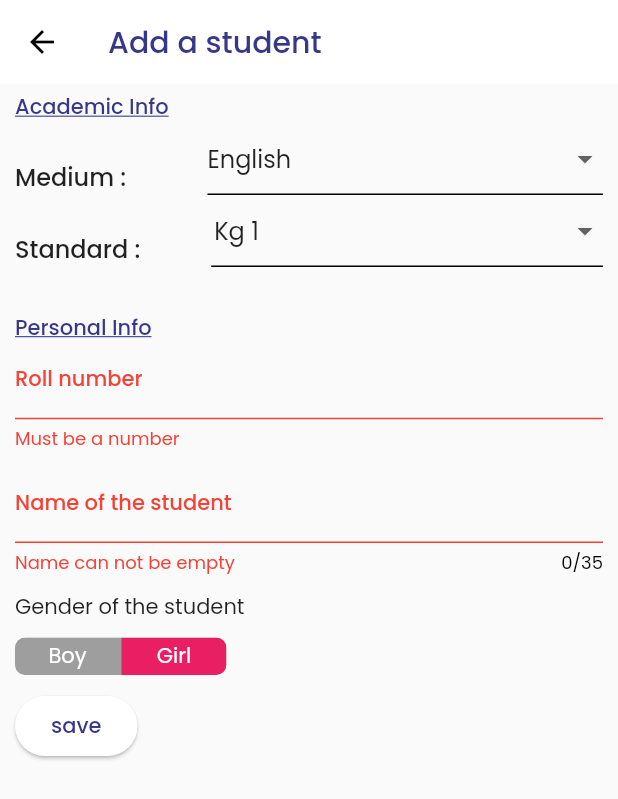
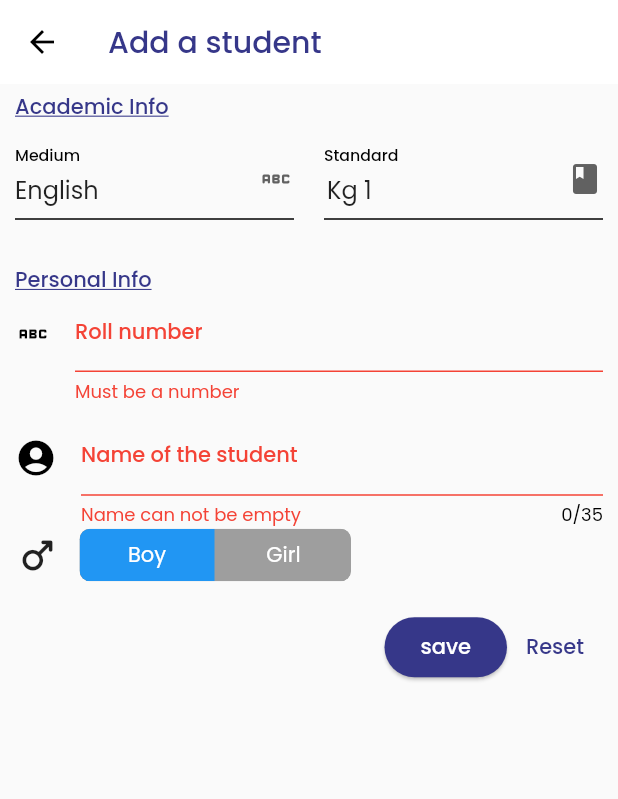
Before and after one commit to HarshMakwana27/blue_saffron_school_app, a Flutter app: the AddStudent screen opened directly, after a tap on "save", on a phone screen of 412 x 824 dp. Shown: the top 799 px of the screen. Run offline on Flutter 3.47's test engine with Material 2 defaults, Android fonts, the phone set to English and light mode, and no system bars; drawn by our look-alikes of toggle_switch; our stand-ins replace google_fonts, transparent_image; missing offline and left inert: dart:ffi.

Commit message:
completed add student form

```diff
--- a/lib/drawer/widgets/drawer_tile.dart
+++ b/lib/drawer/widgets/drawer_tile.dart
@@ -1,6 +1,4 @@
 import 'package:flutter/material.dart';
-import 'package:flutter/widgets.dart';
-import 'package:school/screens/gallary_screen.dart';
 
 class DrawerTile extends StatelessWidget {
   const DrawerTile(this.title, this.icon, this.widget, {super.key});
--- a/lib/screens/add_student.dart
+++ b/lib/screens/add_student.dart
@@ -1,10 +1,9 @@
 import 'package:flutter/material.dart';
 import 'package:school/model/student.dart';
 import 'package:http/http.dart' as http;
-import 'package:school/screens/home_screen.dart';
+import 'package:school/screens/students_list.dart';
 import 'package:school/widgets/student_tile.dart';
 import 'dart:convert';
-
 import 'package:toggle_switch/toggle_switch.dart';
 
 class AddStudent extends StatefulWidget {
@@ -24,85 +23,14 @@ class _AddStudentState extends State<AddStudent> {
 
   bool isLoading = false;
 
-  void saveInfo() async {
-    if (formKey.currentState!.validate()) {
-      formKey.currentState!.save();
-      isLoading = true;
-
-      final url = Uri.https('bluesaffron-d1ba1-default-rtdb.firebaseio.com',
-          'students-list.json');
-
-      final response = await http.post(
-        url,
-        headers: {'Content-type': 'application/json'},
-        body: jsonEncode({
-          'rollNo': rollNo,
-          'name': name,
-          'gender': gender.toString(),
-          'medium': medium.toString(),
-          'standard': standard.toString(),
-        }),
-      );
-      print(response.statusCode);
-
-      if (!context.mounted) {
-        return;
-      }
-
-      if (response.statusCode >= 400) {
-        // ignore: use_build_context_synchronously
+  void isSuccessFun() {
     showDialog(
       context: context,
       barrierLabel: 'okay',
       builder: (context) => Dialog(
-            shape:
-                RoundedRectangleBorder(borderRadius: BorderRadius.circular(10)),
+        shape: RoundedRectangleBorder(borderRadius: BorderRadius.circular(10)),
         child: Padding(
-              padding: const EdgeInsets.only(bottom: 18, left: 10, right: 10),
-              child: Column(
-                mainAxisSize: MainAxisSize.min,
-                mainAxisAlignment: MainAxisAlignment.start,
-                children: [
-                  Row(
-                    mainAxisAlignment: MainAxisAlignment.end,
-                    children: [
-                      IconButton(
-                        icon: const Icon(Icons.close),
-                        onPressed: () {
-                          Navigator.of(context).pop();
-                        },
-                      ),
-                    ],
-                  ),
-                  const Icon(
-                    Icons.close,
-                    color: Colors.red,
-                    size: 70,
-                  ),
-                  Text("Failed",
-                      style: Theme.of(context)
-                          .textTheme
-                          .headlineSmall!
-                          .copyWith(color: Colors.red)),
-                  const SizedBox(
-                    height: 10,
-                  ),
-                  const Text("'Try again later'"),
-                ],
-              ),
-            ),
-          ),
-        );
-      } else {
-        // ignore: use_build_context_synchronously
-        showDialog(
-          context: context,
-          barrierLabel: 'okay',
-          builder: (context) => Dialog(
-            shape:
-                RoundedRectangleBorder(borderRadius: BorderRadius.circular(10)),
-            child: Padding(
-              padding: const EdgeInsets.only(bottom: 18, left: 10, right: 10),
+          padding: const EdgeInsets.only(bottom: 25, left: 10, right: 10),
           child: Column(
             mainAxisSize: MainAxisSize.min,
             mainAxisAlignment: MainAxisAlignment.start,
@@ -133,11 +61,109 @@ class _AddStudentState extends State<AddStudent> {
                 height: 10,
               ),
               const Text("'Student added to the list'"),
+              const SizedBox(
+                height: 10,
+              ),
+              ElevatedButton(
+                onPressed: () {
+                  Navigator.of(context).pop();
+                },
+                child: const Text("Add more Students"),
+              ),
             ],
           ),
         ),
       ),
     );
+  }
+
+  void isNotSuccessFun() {
+    showDialog(
+      context: context,
+      barrierLabel: 'okay',
+      builder: (context) => Dialog(
+        shape: RoundedRectangleBorder(borderRadius: BorderRadius.circular(10)),
+        child: Padding(
+          padding: const EdgeInsets.only(bottom: 25, left: 10, right: 10),
+          child: Column(
+            mainAxisSize: MainAxisSize.min,
+            mainAxisAlignment: MainAxisAlignment.start,
+            children: [
+              Row(
+                mainAxisAlignment: MainAxisAlignment.end,
+                children: [
+                  IconButton(
+                    icon: const Icon(Icons.close),
+                    onPressed: () {
+                      Navigator.of(context).pop();
+                    },
+                  ),
+                ],
+              ),
+              const Icon(
+                Icons.close,
+                color: Colors.red,
+                size: 70,
+              ),
+              Text("Failed",
+                  style: Theme.of(context)
+                      .textTheme
+                      .headlineSmall!
+                      .copyWith(color: Colors.red)),
+              const SizedBox(
+                height: 10,
+              ),
+              const Text("Fail to add student"),
+              const SizedBox(
+                height: 10,
+              ),
+              ElevatedButton(
+                onPressed: () {
+                  Navigator.of(context).pop();
+                },
+                child: const Text("Try Again"),
+              ),
+            ],
+          ),
+        ),
+      ),
+    );
+  }
+
+  void saveInfo() async {
+    if (formKey.currentState!.validate()) {
+      formKey.currentState!.save();
+      setState(() {
+        isLoading = true;
+      });
+
+      final url = Uri.https('bluesaffron-d1ba1-default-rtdb.firebaseio.com',
+          'students-list.json');
+
+      final response = await http.post(
+        url,
+        headers: {'Content-type': 'application/json'},
+        body: jsonEncode(
+          {
+            'rollNo': rollNo,
+            'name': name,
+            'gender': gender.toString(),
+            'medium': medium.toString(),
+            'standard': standard.toString(),
+          },
+        ),
+      );
+
+      if (response.statusCode >= 400) {
+        setState(() {
+          isLoading = false;
+        });
+        isNotSuccessFun();
+      } else {
+        setState(() {
+          isLoading = false;
+        });
+        isSuccessFun();
       }
     }
   }
@@ -154,11 +180,16 @@ class _AddStudentState extends State<AddStudent> {
               .copyWith(color: Theme.of(context).colorScheme.primary),
         ),
       ),
-      body: SingleChildScrollView(
+      body: isLoading
+          ? const Center(
+              child: CircularProgressIndicator(),
+            )
+          : SingleChildScrollView(
               child: Form(
                 key: formKey,
                 child: Padding(
-            padding: const EdgeInsets.symmetric(horizontal: 10, vertical: 5),
+                  padding:
+                      const EdgeInsets.symmetric(horizontal: 10, vertical: 5),
                   child: Column(
                     crossAxisAlignment: CrossAxisAlignment.start,
                     children: [
@@ -173,23 +204,15 @@ class _AddStudentState extends State<AddStudent> {
                               decoration: TextDecoration.underline,
                             ),
                       ),
+                      const SizedBox(
+                        height: 10,
+                      ),
                       Row(
                         crossAxisAlignment: CrossAxisAlignment.end,
                         children: [
-                    Text(
-                      'Medium : ',
-                      style: Theme.of(context)
-                          .textTheme
-                          .titleMedium!
-                          .copyWith(fontWeight: FontWeight.w500),
-                    ),
-                    const SizedBox(
-                      width: 50,
-                    ),
                           Expanded(
                             child: DropdownButtonFormField<Medium>(
                               value: medium,
-                          isDense: true,
                               items: [
                                 DropdownMenuItem(
                                   value: Medium.english,
@@ -197,29 +220,22 @@ class _AddStudentState extends State<AddStudent> {
                                 ),
                                 DropdownMenuItem(
                                   value: Medium.gujarati,
-                              child: Text(Medium.gujarati.name.capitalize()),
+                                  child:
+                                      Text(Medium.gujarati.name.capitalize()),
                                 )
                               ],
                               onChanged: (value) {
                                 setState(() {
                                   medium = value!;
                                 });
-                          }),
+                              },
+                              decoration:
+                                  const InputDecoration(label: Text('Medium')),
+                              icon: const Icon(Icons.abc_rounded),
                             ),
-                  ],
-                ),
-                Row(
-                  crossAxisAlignment: CrossAxisAlignment.end,
-                  children: [
-                    Text(
-                      'Standard : ',
-                      style: Theme.of(context)
-                          .textTheme
-                          .titleMedium!
-                          .copyWith(fontWeight: FontWeight.w500),
                           ),
                           const SizedBox(
-                      width: 43,
+                            width: 20,
                           ),
                           Expanded(
                             child: DropdownButtonFormField<Standard>(
@@ -240,7 +256,11 @@ class _AddStudentState extends State<AddStudent> {
                                 setState(() {
                                   standard = value!;
                                 });
-                          }),
+                              },
+                              decoration: const InputDecoration(
+                                  label: Text('Standard')),
+                              icon: const Icon(Icons.class_),
+                            ),
                           ),
                         ],
                       ),
@@ -260,8 +280,7 @@ class _AddStudentState extends State<AddStudent> {
                       TextFormField(
                         style: Theme.of(context).textTheme.bodyLarge,
                         decoration: const InputDecoration(
-                    label: Text('Roll number'),
-                  ),
+                            label: Text('Roll number'), icon: Icon(Icons.abc)),
                         keyboardType: TextInputType.number,
                         cursorWidth: 1,
                         validator: (value) {
@@ -282,6 +301,10 @@ class _AddStudentState extends State<AddStudent> {
                         style: Theme.of(context).textTheme.bodyLarge,
                         decoration: const InputDecoration(
                           label: Text('Name of the student'),
+                          icon: Icon(
+                            Icons.account_circle_rounded,
+                            size: 28,
+                          ),
                         ),
                         keyboardType: TextInputType.name,
                         cursorWidth: 1,
@@ -299,18 +322,19 @@ class _AddStudentState extends State<AddStudent> {
                         },
                       ),
 
+                      Row(
+                        children: [
+                          const Icon(
+                            Icons.male_rounded,
+                            size: 30,
+                          ),
                           const SizedBox(
-                  height: 10,
-                ),
-
-                const Text('Gender of the student'),
-                const SizedBox(
-                  height: 10,
+                            width: 13,
                           ),
                           ToggleSwitch(
-                  minWidth: 70,
-                  initialLabelIndex: 1,
-                  minHeight: 25,
+                            minWidth: 90,
+                            initialLabelIndex: 0,
+                            minHeight: 35,
                             cornerRadius: 7,
                             activeFgColor: Colors.white,
                             inactiveBgColor: Colors.grey,
@@ -330,10 +354,30 @@ class _AddStudentState extends State<AddStudent> {
                               }
                             },
                           ),
+                        ],
+                      ),
                       const SizedBox(
-                  height: 10,
+                        height: 20,
                       ),
-                ElevatedButton(onPressed: saveInfo, child: const Text("save"))
+                      Row(
+                        mainAxisAlignment: MainAxisAlignment.end,
+                        children: [
+                          ElevatedButton(
+                            onPressed: saveInfo,
+                            style: ElevatedButton.styleFrom(
+                                backgroundColor:
+                                    Theme.of(context).colorScheme.primary,
+                                foregroundColor:
+                                    Theme.of(context).colorScheme.onPrimary),
+                            child: const Text("save"),
+                          ),
+                          TextButton(
+                              onPressed: () {
+                                formKey.currentState!.reset();
+                              },
+                              child: const Text("Reset")),
+                        ],
+                      ),
                     ],
                   ),
                 ),
--- a/lib/screens/splash_screen.dart
+++ b/lib/screens/splash_screen.dart
@@ -2,7 +2,6 @@ import 'dart:async';
 
 import 'package:flutter/material.dart';
 import 'package:school/screens/home_screen.dart';
-import 'package:transparent_image/transparent_image.dart';
 
 class SplashScreen extends StatelessWidget {
   const SplashScreen({super.key});
--- a/lib/widgets/student_tile.dart
+++ b/lib/widgets/student_tile.dart
@@ -3,7 +3,7 @@ import 'package:school/model/student.dart';
 
 extension StringExtensions on String {
   String capitalize() {
-    return "${this[0].toUpperCase()}${this.substring(1)}";
+    return "${this[0].toUpperCase()}${substring(1)}";
   }
 }
 
@@ -25,7 +25,7 @@ class StudentTile extends StatelessWidget {
           style: Theme.of(context).textTheme.titleLarge,
         ),
         subtitle: Row(
-          children: [Text('${student.medium.name} Medium')],
+          children: [Text('${student.medium.name.capitalize()} Medium')],
         ),
         trailing: const Icon(
           Icons.abc,
--- a/pubspec.yaml
+++ b/pubspec.yaml
@@ -39,6 +39,7 @@ dependencies:
   transparent_image: ^2.0.1
   http: ^1.1.0
   toggle_switch: ^2.1.0
+  icons_flutter: ^0.0.4
 
 dev_dependencies:
   flutter_test:
```
Also changed, not shown: lib/drawer/drawer.dart (+3 -4 lines), pubspec.lock. Lines whose indentation alone changed are shown as unchanged.
